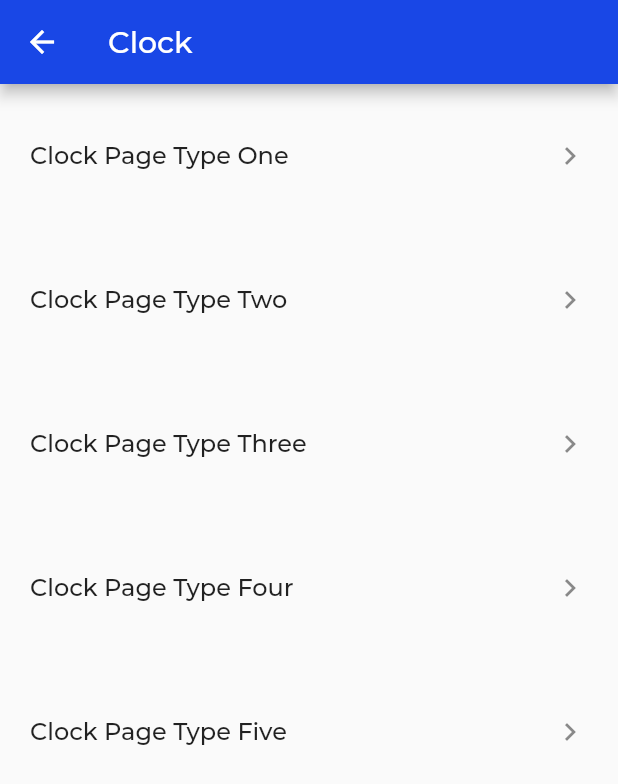
After one commit to nathansdev/ContraFlutterKit, a Flutter app: the ClockMainPage screen opened directly, on a phone screen of 412 x 824 dp. The commit adds this screen. Shown: the top 784 px of the screen. Run offline on Flutter 3.47's test engine with Material 2 defaults, Android fonts, the phone set to English and light mode, and no system bars; our stand-ins replace flutter_svg; project files that could hold a hidden picture were left out.

Commit message:
alarm screen type one added

```diff
--- /dev/null
+++ b/lib/alarm_clock/clock_main_page.dart
@@ -0,0 +1,68 @@
+import 'package:flutter/material.dart';
+
+class ClockMainPage extends StatefulWidget {
+  @override
+  _ClockMainPageState createState() => _ClockMainPageState();
+}
+
+class _ClockMainPageState extends State<ClockMainPage> {
+  @override
+  void initState() {
+    super.initState();
+  }
+
+  @override
+  Widget build(BuildContext context) {
+    return Scaffold(
+      appBar: AppBar(
+        title: Text("Clock"),
+      ),
+      body: SingleChildScrollView(
+        child: Column(
+          children: <Widget>[
+            ListTile(
+              contentPadding: EdgeInsets.all(20),
+              trailing: Icon(Icons.navigate_next),
+              title: Text("Clock Page Type One"),
+              onTap: () {
+                Navigator.pushNamed(context, "/payment_page_type_one");
+              },
+            ),
+            ListTile(
+              contentPadding: EdgeInsets.all(20),
+              trailing: Icon(Icons.navigate_next),
+              title: Text("Clock Page Type Two"),
+              onTap: () {
+                Navigator.pushNamed(context, "/payment_page_type_two");
+              },
+            ),
+            ListTile(
+              contentPadding: EdgeInsets.all(20),
+              trailing: Icon(Icons.navigate_next),
+              title: Text("Clock Page Type Three"),
+              onTap: () {
+                Navigator.pushNamed(context, "/payment_page_type_three");
+              },
+            ),
+            ListTile(
+              contentPadding: EdgeInsets.all(20),
+              trailing: Icon(Icons.navigate_next),
+              title: Text("Clock Page Type Four"),
+              onTap: () {
+                Navigator.pushNamed(context, "/payment_page_type_three");
+              },
+            ),
+            ListTile(
+              contentPadding: EdgeInsets.all(20),
+              trailing: Icon(Icons.navigate_next),
+              title: Text("Clock Page Type Five"),
+              onTap: () {
+                Navigator.pushNamed(context, "/payment_page_type_three");
+              },
+            ),
+          ],
+        ),
+      ),
+    );
+  }
+}
--- a/lib/payment/payment_page_three.dart
+++ b/lib/payment/payment_page_three.dart
@@ -123,7 +123,7 @@ class _PaymentPageThreeState extends State<PaymentPageThree>
                         Navigator.pop(context);
                       },
                       shadowColor: wood_smoke,
-                      iconPath: "assets/icons/add.svg"),
+                      iconPath: "assets/icons/ic_add.svg"),
                 ],
               ),
             ),
```
Also changed, not shown: lib/alarm_clock/alarm.dart (added, +7 -0 lines), lib/alarm_clock/alarm_list_item.dart (added, +59 -0 lines), lib/alarm_clock/alarm_list_page_one.dart (added, +56 -0 lines), lib/alarm_clock/alarm_list_page_two.dart (added, +56 -0 lines), assets/icons/ic_add.svg (renamed from assets/icons/add.svg), 3 other files.
